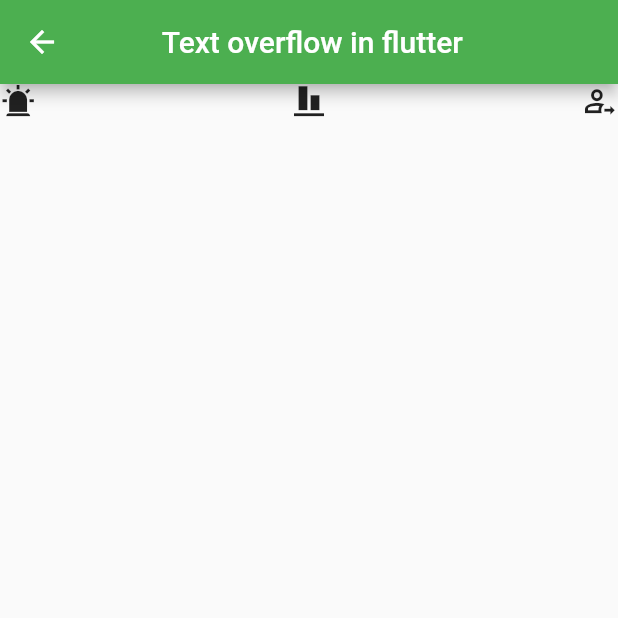
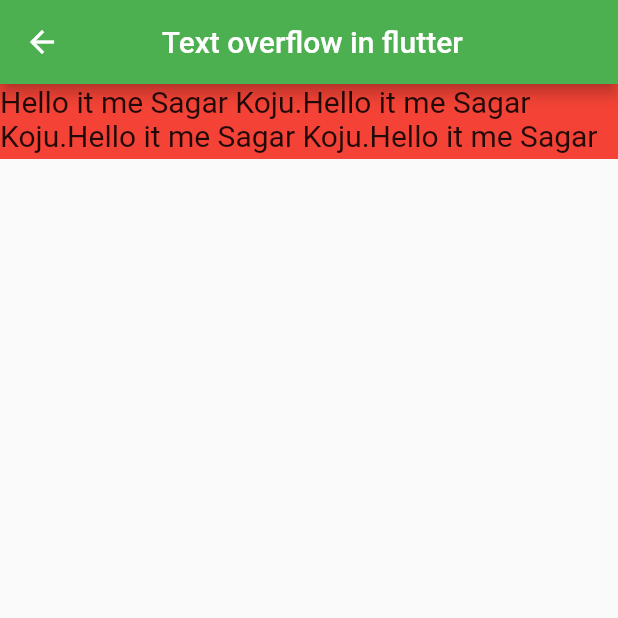
Before and after one commit to sagarkoju/FreezedAPIcall, a Flutter app: the TextOverflowScreen screen opened by its route, on a phone screen of 412 x 824 dp, the top half of it. Run offline on Flutter 3.47's test engine with Material 2 defaults, Android fonts, the phone set to English and light mode, and no system bars; our stand-ins replace auto_route, dartz, dio, flutter_hooks, freezed_annotation, hooks_riverpod and 1 more; missing offline and left inert: flutter_phone_direct_caller.

```diff
--- a/lib/page/text_overflow.dart
+++ b/lib/page/text_overflow.dart
@@ -13,21 +13,22 @@ class TextOverflowScreen extends StatelessWidget {
           backgroundColor: Colors.green),
       body: Column(
         children: [
-          Row(
-            mainAxisAlignment: MainAxisAlignment.spaceBetween,
-            children: [
-              Icon(FlutterDemo.alarm_light),
-              Icon(FlutterDemo.bar_chart),
-              Icon(FlutterDemo.person)
-              // Container(
-              //   height: 50,
-              //   color: Colors.red,
-              //   child: Text(
-              //     'Hello it me Sagar Koju.Hello it me Sagar Koju.Hello it me Sagar Koju.Hello it me Sagar Koju.Hello it me Sagar Koju.',
-              //     style: TextStyle(fontSize: 20),
-              //   ),
-              // ),
-            ],
+          Container(
+            height: 50,
+            color: Colors.red,
+            child: Row(
+              children: [
+                Expanded(
+                  child: SingleChildScrollView(
+                    scrollDirection: Axis.vertical,
+                    child: Text(
+                      'Hello it me Sagar Koju.Hello it me Sagar Koju.Hello it me Sagar Koju.Hello it me Sagar Koju.Hello it me Sagar Koju.',
+                      style: TextStyle(fontSize: 20),
+                    ),
+                  ),
+                ),
+              ],
+            ),
           ),
         ],
       ),
--- a/lib/route/src/app_router.dart
+++ b/lib/route/src/app_router.dart
@@ -5,7 +5,9 @@ import 'package:demo/page/animated_icon.dart';
 import 'package:demo/page/button.dart';
 import 'package:demo/page/comments_data.dart';
 import 'package:demo/page/dragablescroll_shet.dart';
+import 'package:demo/page/dynamic_text_formfield.dart';
 import 'package:demo/page/login.dart';
+import 'package:demo/page/phone_call_dialer.dart';
 import 'package:demo/page/photos.dart';
 import 'package:demo/page/riverpod_screen.dart';
 import 'package:demo/page/shimmer.dart';
@@ -28,6 +30,8 @@ import 'package:demo/page/text_overflow.dart';
     AutoRoute<void>(page: TextOverflowScreen),
     AutoRoute<void>(page: SteppeScreen),
     AutoRoute<void>(page: SilverAppBarScreen),
+    AutoRoute<void>(page: PhoneCallScreen),
+    AutoRoute<void>(page: DynamicTextFormFieldScreen),
   ],
 )
 class $AppRouter {}
--- a/pubspec.yaml
+++ b/pubspec.yaml
@@ -18,6 +18,8 @@ dependencies:
   auto_route: ^2.2.0
   background_app_bar: ^2.0.0
   http: ^0.13.3
+  flutter_phone_direct_caller: ^2.0.0
+  file_picker: ^3.0.3
 
 dev_dependencies:
   flutter_test:
```
Also changed, not shown: lib/page/button.dart (+10 -0 lines), lib/page/dynamic_text_formfield.dart (added, +113 -0 lines), lib/page/phone_call_dialer.dart (added, +46 -0 lines), lib/page/silverappbar.dart (+0 -8 lines), lib/route/src/app_router.gr.dart, pubspec.lock.
